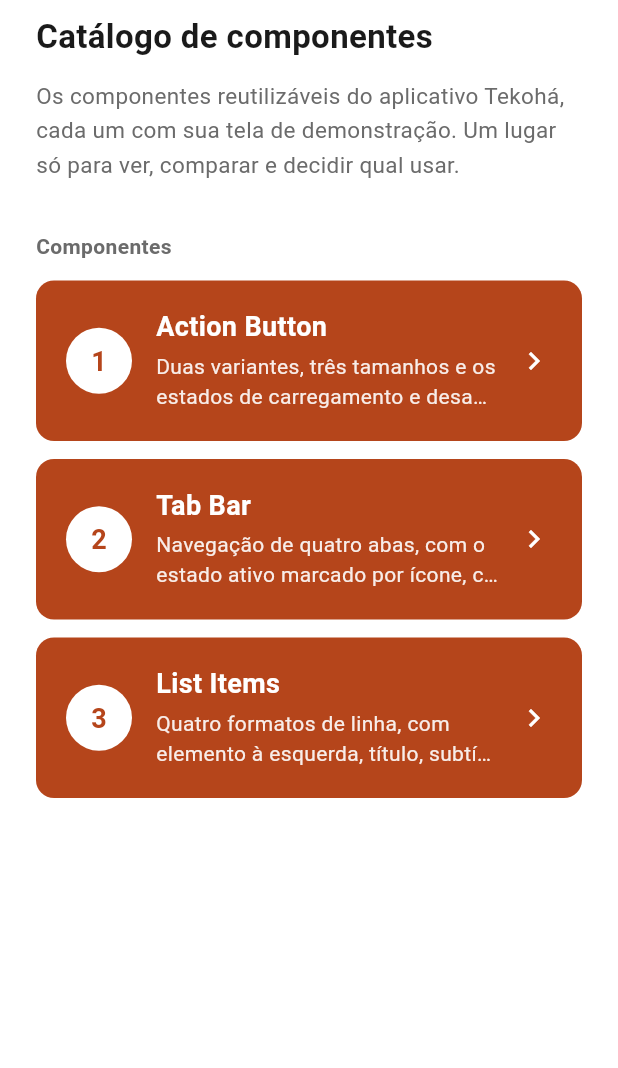
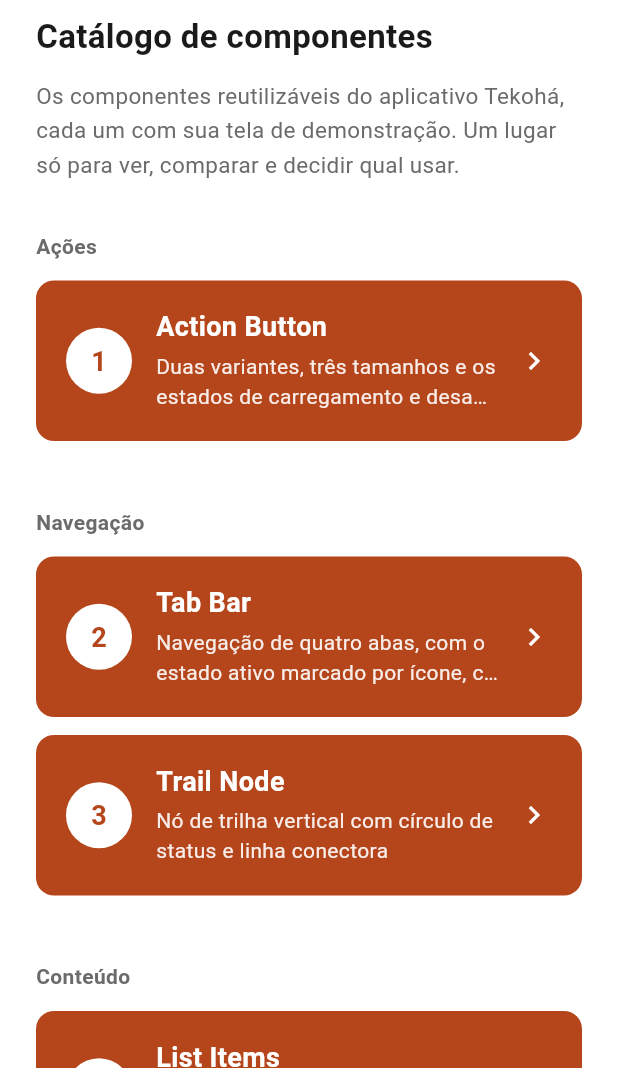
Before and after one commit to Marcos-Codfy/tekoha-design-sample, a Flutter app: the screen it shows after launch, on a phone screen of 412 x 824 dp, the part 168-1236 px from its top. Run offline on Flutter 3.47's test engine with Material 3 defaults, Android fonts, the phone set to English and light mode, and no system bars.

Commit message:
feat: group the catalog index by component family

```diff
--- a/lib/main.dart
+++ b/lib/main.dart
@@ -9,9 +9,13 @@
 import 'package:flutter/material.dart';
 
 import 'pages/sample_action_button_screen.dart';
+import 'pages/sample_chips_screen.dart';
+import 'pages/sample_lesson_screen.dart';
 import 'pages/sample_list_items_screen.dart';
 import 'pages/sample_screen.dart';
+import 'pages/sample_states_screen.dart';
 import 'pages/sample_tab_bar_screen.dart';
+import 'pages/sample_trail_screen.dart';
 import 'theme/app_theme.dart';
 
 void main() {
@@ -28,12 +32,19 @@ class TekohaDesignSampleApp extends StatelessWidget {
       debugShowCheckedModeBanner: false,
       theme: AppTheme.lightTheme,
       initialRoute: SampleScreen.routeName,
+      // Cada tela declara a propria rota numa constante estatica. A string
+      // fica ao lado da classe que ela endereca, e o compilador confere o
+      // nome — digitar '/tab-bar' a mao compila e falha em execucao.
       routes: {
         SampleScreen.routeName: (_) => const SampleScreen(),
         SampleActionButtonScreen.routeName: (_) =>
             const SampleActionButtonScreen(),
         SampleTabBarScreen.routeName: (_) => const SampleTabBarScreen(),
         SampleListItemsScreen.routeName: (_) => const SampleListItemsScreen(),
+        SampleChipsScreen.routeName: (_) => const SampleChipsScreen(),
+        SampleLessonScreen.routeName: (_) => const SampleLessonScreen(),
+        SampleTrailScreen.routeName: (_) => const SampleTrailScreen(),
+        SampleStatesScreen.routeName: (_) => const SampleStatesScreen(),
       },
     );
   }
--- a/lib/pages/sample_screen.dart
+++ b/lib/pages/sample_screen.dart
@@ -1,27 +1,95 @@
 // lib/pages/sample_screen.dart
 //
-// Tela inicial do design system: o indice dos componentes. Cada linha leva a
-// tela de demonstracao do seu componente.
+// Tela inicial do design system: o indice dos componentes.
 //
-// As linhas do indice sao o proprio TekohaListItem. O catalogo consome o que
-// documenta — se o componente quebrar, a primeira tela do aplicativo quebra
-// junto, e ninguem descobre tarde.
+// As linhas do indice sao o proprio TekohaListItem, e os rotulos de grupo sao
+// o proprio TekohaSectionLabel. O catalogo consome o que documenta — se um
+// componente quebrar, a primeira tela do aplicativo quebra junto, e ninguem
+// descobre tarde.
+//
+// O agrupamento por familia (acoes, navegacao, conteudo, exercicio, estados)
+// nao veio do rascunho original, que previa uma tela por componente. Com onze
+// componentes, uma lista corrida obrigaria a rolar procurando pelo nome; o
+// agrupamento deixa achar pelo PAPEL, que e como se procura um componente na
+// pratica.
 
 import 'package:flutter/material.dart';
 
 import '../components/common/list_items.dart';
+import '../components/common/texts.dart';
 import '../theme/app_colors.dart';
 import 'sample_action_button_screen.dart';
+import 'sample_chips_screen.dart';
+import 'sample_lesson_screen.dart';
 import 'sample_list_items_screen.dart';
+import 'sample_states_screen.dart';
 import 'sample_tab_bar_screen.dart';
+import 'sample_trail_screen.dart';
 
 class SampleScreen extends StatelessWidget {
   const SampleScreen({super.key});
 
   static const String routeName = '/';
 
+  /// O catalogo, em ordem de leitura. Adicionar componente e acrescentar uma
+  /// entrada aqui — a tela nao muda.
+  static const List<_CatalogGroup> _catalog = [
+    _CatalogGroup('Ações', [
+      _CatalogEntry(
+        'Action Button',
+        'Duas variantes, três tamanhos e os estados de carregamento e '
+            'desabilitado',
+        SampleActionButtonScreen.routeName,
+      ),
+    ]),
+    _CatalogGroup('Navegação', [
+      _CatalogEntry(
+        'Tab Bar',
+        'Navegação de quatro abas, com o estado ativo marcado por ícone, cor '
+            'e peso do rótulo',
+        SampleTabBarScreen.routeName,
+      ),
+      _CatalogEntry(
+        'Trail Node',
+        'Nó de trilha vertical com círculo de status e linha conectora',
+        SampleTrailScreen.routeName,
+      ),
+    ]),
+    _CatalogGroup('Conteúdo', [
+      _CatalogEntry(
+        'List Items',
+        'Quatro formatos de linha, com elemento à esquerda, título, subtítulo '
+            'e elemento à direita',
+        SampleListItemsScreen.routeName,
+      ),
+      _CatalogEntry(
+        'Chips e Pills',
+        'Filtro selecionável e rótulo de estado — parecidos por fora, opostos '
+            'por dentro',
+        SampleChipsScreen.routeName,
+      ),
+    ]),
+    _CatalogGroup('Lição', [
+      _CatalogEntry(
+        'Exercício',
+        'Barra de progresso, botão de áudio, alternativas e faixa de '
+            'feedback, montados num exercício que funciona',
+        SampleLessonScreen.routeName,
+      ),
+    ]),
+    _CatalogGroup('Estados', [
+      _CatalogEntry(
+        'Estados e Textos',
+        'Carregando, sem conteúdo, e os três textos que carregam intenção',
+        SampleStatesScreen.routeName,
+      ),
+    ]),
+  ];
+
   @override
   Widget build(BuildContext context) {
+    var index = 0;
+
     return Scaffold(
       backgroundColor: AppColors.background,
       appBar: AppBar(
@@ -59,40 +127,25 @@ class SampleScreen extends StatelessWidget {
               height: 1.5,
             ),
           ),
+          for (final group in _catalog) ...[
             const SizedBox(height: 32),
-          const _SectionLabel('Componentes'),
+            TekohaSectionLabel(group.title),
             const SizedBox(height: 12),
+            for (final entry in group.entries) ...[
               TekohaListItem(
-            leading: const TekohaListItemBadge.number(1),
-            title: 'Action Button',
-            subtitle: 'Duas variantes, três tamanhos e os estados de '
-                'carregamento e desabilitado',
+                leading: TekohaListItemBadge.number(++index),
+                title: entry.title,
+                subtitle: entry.description,
                 trailing: const Icon(Icons.chevron_right),
                 variant: TekohaListItemVariant.filled,
-            onTap: () => Navigator.of(context)
-                .pushNamed(SampleActionButtonScreen.routeName),
+                onTap: () => Navigator.of(context).pushNamed(entry.route),
               ),
               const SizedBox(height: 12),
-          TekohaListItem(
-            leading: const TekohaListItemBadge.number(2),
-            title: 'Tab Bar',
-            subtitle: 'Navegação de quatro abas, com o estado ativo marcado '
-                'por ícone, cor e peso do rótulo',
-            trailing: const Icon(Icons.chevron_right),
-            variant: TekohaListItemVariant.filled,
-            onTap: () =>
-                Navigator.of(context).pushNamed(SampleTabBarScreen.routeName),
-          ),
-          const SizedBox(height: 12),
-          TekohaListItem(
-            leading: const TekohaListItemBadge.number(3),
-            title: 'List Items',
-            subtitle: 'Quatro formatos de linha, com elemento à esquerda, '
-                'título, subtítulo e elemento à direita',
-            trailing: const Icon(Icons.chevron_right),
-            variant: TekohaListItemVariant.filled,
-            onTap: () =>
-                Navigator.of(context).pushNamed(SampleListItemsScreen.routeName),
+            ],
+          ],
+          const SizedBox(height: 24),
+          const TekohaPurposeText(
+            'Cada palavra que você pratica é uma palavra que continua viva.',
           ),
         ],
       ),
@@ -100,22 +153,19 @@ class SampleScreen extends StatelessWidget {
   }
 }
 
-/// Rotulo de bloco: menor, peso medio, cor secundaria. Sinaliza o grupo sem
-/// competir com o conteudo.
-class _SectionLabel extends StatelessWidget {
-  final String text;
+/// Um grupo do catalogo — os componentes que compartilham um papel.
+class _CatalogGroup {
+  final String title;
+  final List<_CatalogEntry> entries;
 
-  const _SectionLabel(this.text);
+  const _CatalogGroup(this.title, this.entries);
+}
 
-  @override
-  Widget build(BuildContext context) {
-    return Text(
-      text,
-      style: const TextStyle(
-        fontSize: 14,
-        fontWeight: FontWeight.w600,
-        color: AppColors.textSecondary,
-      ),
-    );
+/// Uma linha do catalogo.
+class _CatalogEntry {
+  final String title;
+  final String description;
+  final String route;
+
+  const _CatalogEntry(this.title, this.description, this.route);
 }
-}
```
Lines whose indentation alone changed are shown as unchanged.
